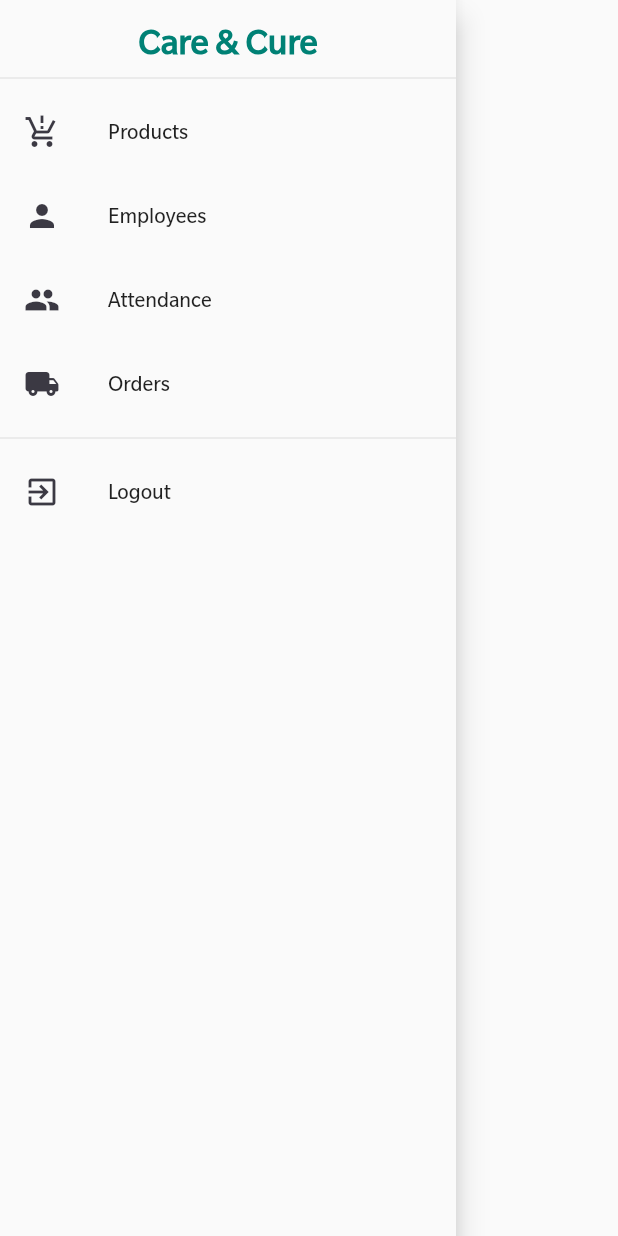
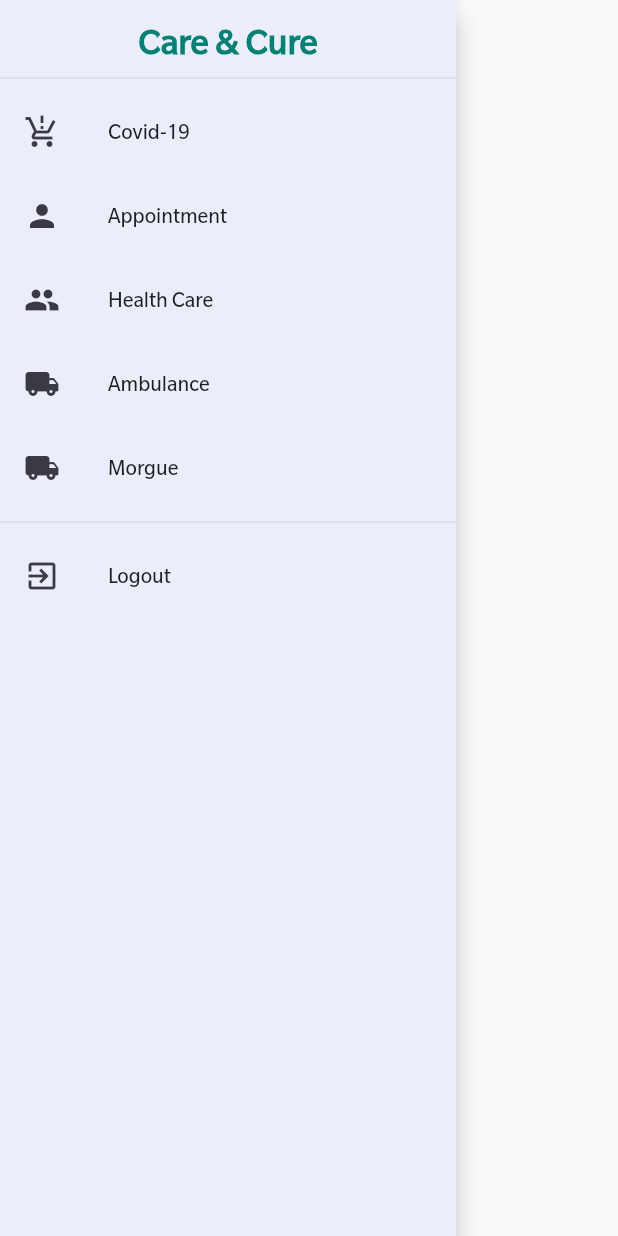
Before and after one commit to AJ8454/Care_and_Cure, a Flutter app: the DrawerList widget shown alone on an empty page, opened directly, on a phone screen of 412 x 824 dp. Run offline on Flutter 3.47's test engine with Material 2 defaults, Android fonts, the phone set to English and light mode, and no system bars; our stand-ins replace firebase_auth, firebase_core, google_sign_in, sizer; missing offline and left inert: auto_size_text_pk; accounts and stored records are empty.

Commit message:
first commit

```diff
--- a/lib/utils/constant.dart
+++ b/lib/utils/constant.dart
@@ -18,3 +18,5 @@ const kDarkColor = Color(0xFF3B3943);
 const kBgColor = Color(0xFFF4F4F4);
 const kGreyColor = Color(0xFF6F737C);
 const kCyanColor = Color(0xFF008175);
+
+const Color bgColor = Color(0xFFEBEDFA);
--- a/lib/widgets/drawer.dart
+++ b/lib/widgets/drawer.dart
@@ -10,8 +10,11 @@ class DrawerList extends StatelessWidget {
   Widget build(BuildContext context) {
     return Drawer(
       elevation: 8,
+      child: Container(
+        color: bgColor,
         child: ListView(children: [
-        const SizedBox(
+          Container(
+            color: bgColor,
             height: 60,
             child: DrawerHeader(
               child: Text(
@@ -26,33 +29,43 @@ class DrawerList extends StatelessWidget {
             ),
           ),
           const DrawerListTile(
-          name: 'Products',
+            name: 'Covid-19',
             icon: Icons.production_quantity_limits,
             navigate: '/ProductScreen',
           ),
           const DrawerListTile(
-          name: 'Employees',
+            name: 'Appointment',
             icon: Icons.person,
             navigate: '/EmployeeScreen',
           ),
           const DrawerListTile(
-          name: 'Attendance',
+            name: 'Health Care',
             icon: Icons.group,
             navigate: '/OrderScreen',
           ),
           const DrawerListTile(
-          name: 'Orders',
+            name: 'Ambulance',
             icon: Icons.local_shipping_rounded,
             navigate: '/OrderScreen',
           ),
-        Row(
+          const DrawerListTile(
+            name: 'Morgue',
+            icon: Icons.local_shipping_rounded,
+            navigate: '/OrderScreen',
+          ),
+          Container(
+            color: bgColor,
+            child: Row(
               children: const [
                 Expanded(
                   child: Divider(),
                 ),
               ],
             ),
-        ListTile(
+          ),
+          Container(
+            color: bgColor,
+            child: ListTile(
               leading: const Icon(
                 Icons.exit_to_app,
                 color: kDarkColor,
@@ -67,7 +80,9 @@ class DrawerList extends StatelessWidget {
                 provider.logout();
               },
             ),
+          ),
         ]),
+      ),
     );
   }
 }
@@ -85,7 +100,9 @@ class DrawerListTile extends StatelessWidget {
 
   @override
   Widget build(BuildContext context) {
-    return ListTile(
+    return Container(
+      color: bgColor,
+      child: ListTile(
         leading: Icon(
           icon,
           color: kDarkColor,
@@ -98,6 +115,7 @@ class DrawerListTile extends StatelessWidget {
           Navigator.of(context).popUntil((route) => route.isFirst);
           Navigator.of(context).pushNamed(navigate!);
         },
+      ),
     );
   }
 }
```
Also changed, not shown: lib/Screens/desktop_home_screen.dart (deleted, +0 -31 lines), lib/Screens/initialPage.dart (+13 -6 lines), lib/Screens/mobile_home_screen.dart (deleted, +0 -14 lines), lib/Screens/util_screens/desktop_home_screen.dart (added, +37 -0 lines), lib/Screens/util_screens/mobile_home_screen.dart (added, +39 -0 lines), lib/Screens/util_screens/tablet_home_screen.dart (added, +44 -0 lines), lib/widgets/doctor_list/doctor_list.dart (added, +17 -0 lines). Lines whose indentation alone changed are shown as unchanged.
